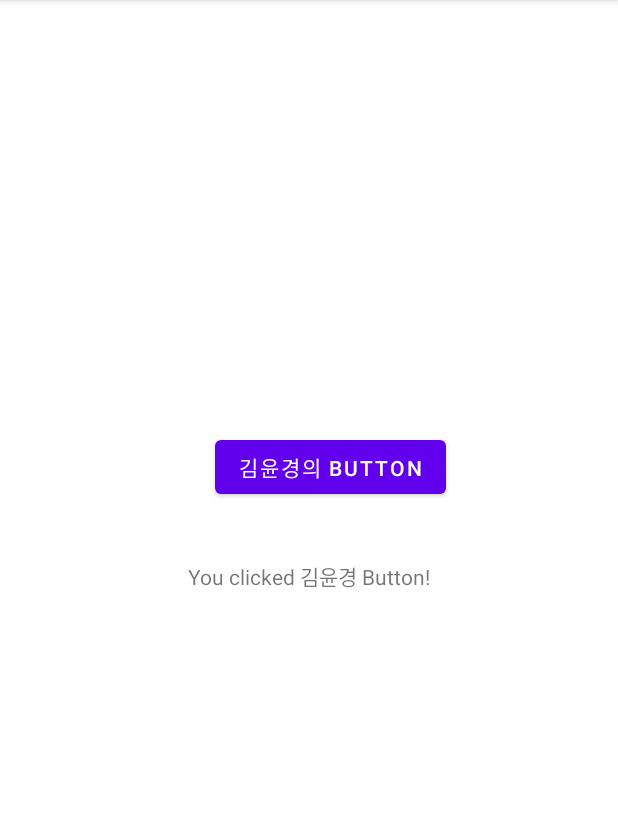
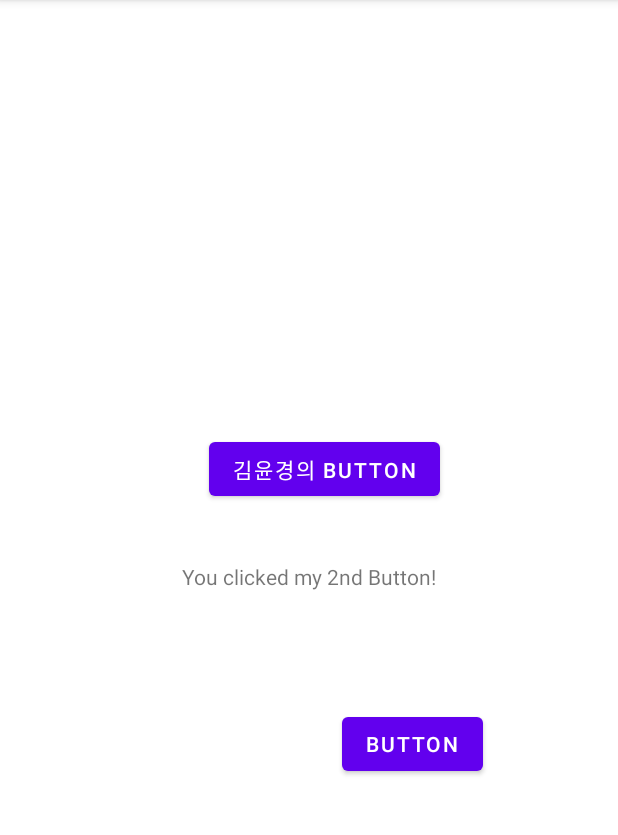
Before and after one commit to amilily0710/ButtonWilnnerClass, an Android app: the screen it shows after launch (MainActivity), after a tap on "김윤경의 BUTTON", on a phone screen of 412 x 824 dp, the part 84-919 px from its top. Run offline under Robolectric (Android 15) with nearby library versions, the phone set to English and light mode, and no system bars.

Commit message:
added 2nd button with new inner class

```diff
--- a/app/src/main/java/com/example/buttonwilnnerclass/MainActivity.java
+++ b/app/src/main/java/com/example/buttonwilnnerclass/MainActivity.java
@@ -3,19 +3,41 @@ package com.example.buttonwilnnerclass;
 import androidx.appcompat.app.AppCompatActivity;
 
 import android.os.Bundle;
+import android.view.View;
 import android.widget.Button;
 import android.widget.TextView;
 
 public class MainActivity extends AppCompatActivity {
-    Button mButton1;
+    Button mButton1, mButton2;
     TextView mTextView1;
     @Override
     protected void onCreate(Bundle savedInstanceState) {
         super.onCreate(savedInstanceState);
         setContentView(R.layout.activity_main);
         mButton1 = findViewById(R.id.button1);
+        mButton2 = findViewById(R.id.button2);
         mTextView1 = findViewById((R.id.textView1));
 
-        mButton1.setOnClickListener(new MyOnClickListener(this));
+        mButton1.setOnClickListener(new MyOnClickListener());
+        mButton1.setOnClickListener(new MyOnClickListener2());
+
+    }
+
+    class MyOnClickListener implements View.OnClickListener{
+
+
+        @Override
+        public void onClick(View v) {
+
+          mTextView1.setText("You clicked 김윤경 Button!");
+        }
+    }
+
+
+    private class MyOnClickListener2 implements View.OnClickListener {
+        @Override
+        public void onClick(View v) {
+            mTextView1.setText("You clicked my 2nd Button!");
+        }
     }
 }
--- a/app/src/main/java/com/example/buttonwilnnerclass/MyOnClickListener.java
+++ /dev/null
@@ -1,16 +0,0 @@
-package com.example.buttonwilnnerclass;
-
-import android.view.View;
-
-public class MyOnClickListener implements View.OnClickListener{
-    MainActivity mainActivity;
-    public MyOnClickListener(MainActivity mainActivity) {
-        this.mainActivity = mainActivity;
-    }
-
-    @Override
-    public void onClick(View v) {
-
-        mainActivity.mTextView1.setText("You clicked 김윤경 Button!");
-    }
-}
--- a/app/src/main/res/layout/activity_main.xml
+++ b/app/src/main/res/layout/activity_main.xml
@@ -27,4 +27,15 @@
         app:layout_constraintBottom_toTopOf="@+id/textView1"
         app:layout_constraintStart_toStartOf="@+id/textView1" />
 
+    <Button
+        android:id="@+id/button2"
+        android:layout_width="wrap_content"
+        android:layout_height="wrap_content"
+        android:layout_marginTop="78dp"
+        android:layout_marginEnd="90dp"
+        android:layout_marginRight="90dp"
+        android:text="Button"
+        app:layout_constraintEnd_toEndOf="parent"
+        app:layout_constraintTop_toBottomOf="@+id/textView1" />
+
 </androidx.constraintlayout.widget.ConstraintLayout>
```
